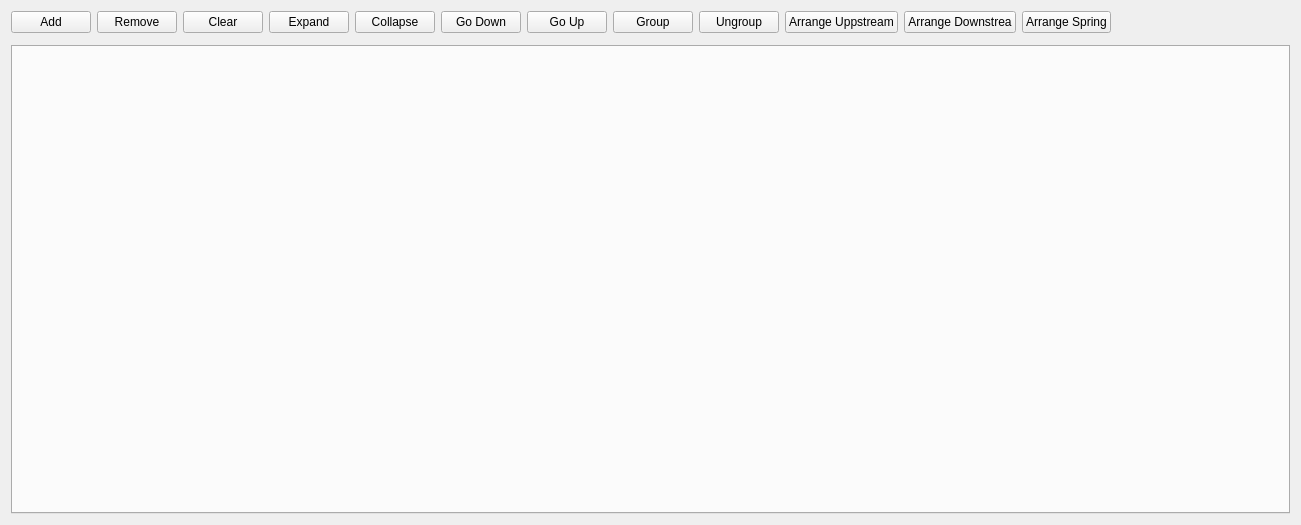
First picture: the form in python/omtk/qt_widgets/widget_nodegraph/ui/nodegraph_widget.ui, repository renaudll/omtk, before the edit.
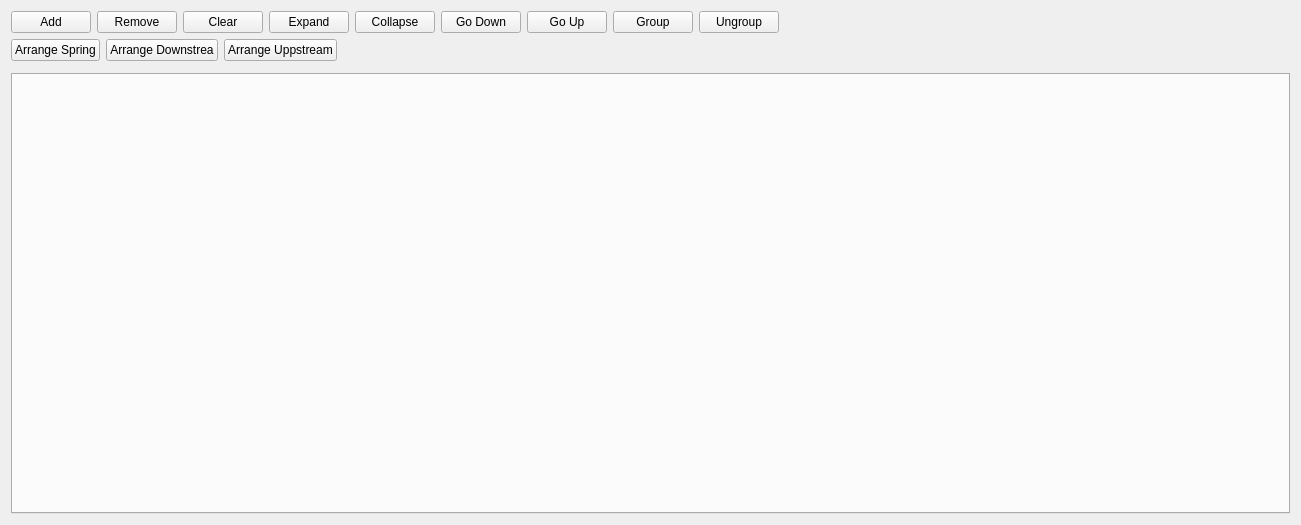
Second picture: the form after the edit. Custom widgets are drawn as their Qt base class.

The edit to the form file:
```diff
--- a/python/omtk/qt_widgets/widget_nodegraph/ui/nodegraph_widget.ui
+++ b/python/omtk/qt_widgets/widget_nodegraph/ui/nodegraph_widget.ui
@@ -80,28 +80,63 @@
       </widget>
      </item>
      <item>
-      <widget class="QPushButton" name="pushButton_arrange_upstream">
-       <property name="text">
-        <string>Arrange Uppstream</string>
+      <spacer name="horizontalSpacer">
+       <property name="orientation">
+        <enum>Qt::Horizontal</enum>
        </property>
-      </widget>
-     </item>
-     <item>
-      <widget class="QPushButton" name="pushButton_arrange_downstream">
-       <property name="text">
-        <string>Arrange Downstrea</string>
+       <property name="sizeHint" stdset="0">
+        <size>
+         <width>40</width>
+         <height>20</height>
+        </size>
        </property>
-      </widget>
+      </spacer>
      </item>
+    </layout>
+   </item>
+   <item>
+    <layout class="QHBoxLayout" name="horizontalLayout_2">
      <item>
       <widget class="QPushButton" name="pushButton_arrange_spring">
+       <property name="sizePolicy">
+        <sizepolicy hsizetype="Minimum" vsizetype="Fixed">
+         <horstretch>0</horstretch>
+         <verstretch>0</verstretch>
+        </sizepolicy>
+       </property>
        <property name="text">
         <string>Arrange Spring</string>
        </property>
       </widget>
      </item>
      <item>
-      <spacer name="horizontalSpacer">
+      <widget class="QPushButton" name="pushButton_arrange_downstream">
+       <property name="sizePolicy">
+        <sizepolicy hsizetype="Minimum" vsizetype="Fixed">
+         <horstretch>0</horstretch>
+         <verstretch>0</verstretch>
+        </sizepolicy>
+       </property>
+       <property name="text">
+        <string>Arrange Downstrea</string>
+       </property>
+      </widget>
+     </item>
+     <item>
+      <widget class="QPushButton" name="pushButton_arrange_upstream">
+       <property name="sizePolicy">
+        <sizepolicy hsizetype="Minimum" vsizetype="Fixed">
+         <horstretch>0</horstretch>
+         <verstretch>0</verstretch>
+        </sizepolicy>
+       </property>
+       <property name="text">
+        <string>Arrange Uppstream</string>
+       </property>
+      </widget>
+     </item>
+     <item>
+      <spacer name="horizontalSpacer_2">
        <property name="orientation">
         <enum>Qt::Horizontal</enum>
        </property>
```
Left out of the diff: 54 changed lines with no effect on the pictures.
